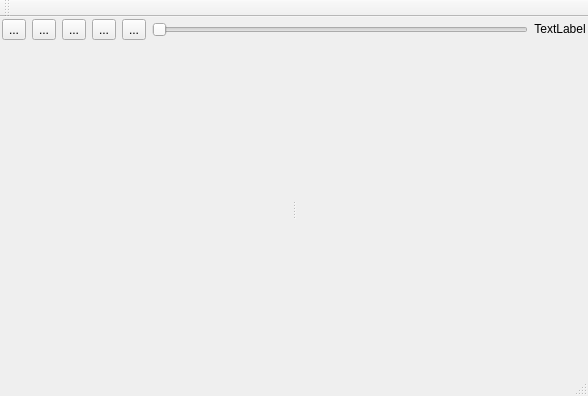
This is qt/QMous/MainWindow.ui in bsdelf/mous as Qt 5 draws it before an edit. The edited form follows.
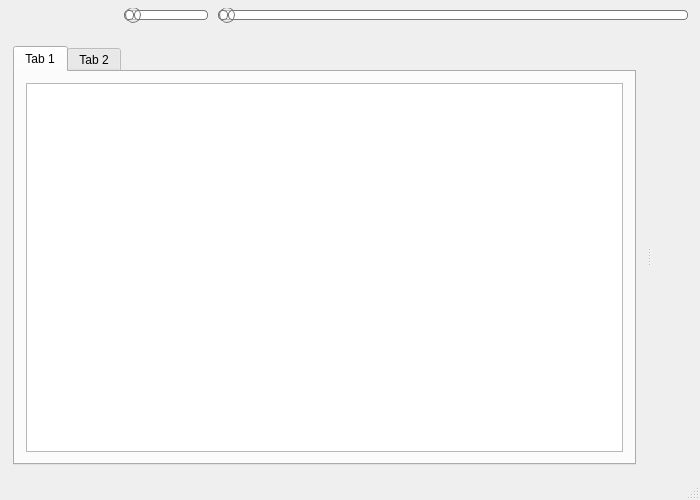
This is the edited form. Icons and pictures are not drawn.

The edit to the form file:
```diff
--- a/qt/QMous/MainWindow.ui
+++ b/qt/QMous/MainWindow.ui
@@ -6,8 +6,8 @@
    <rect>
     <x>0</x>
     <y>0</y>
-    <width>588</width>
-    <height>396</height>
+    <width>700</width>
+    <height>500</height>
    </rect>
   </property>
   <property name="windowTitle">
@@ -20,67 +20,294 @@
     </property>
     <item>
      <layout class="QHBoxLayout" name="horizontalLayout">
+      <property name="spacing">
+       <number>0</number>
+      </property>
       <property name="sizeConstraint">
        <enum>QLayout::SetDefaultConstraint</enum>
       </property>
       <item>
        <widget class="QToolButton" name="toolButton">
         <property name="text">
-         <string>...</string>
+         <string/>
         </property>
+        <property name="icon">
+         <iconset resource="allres.qrc">
+          <normaloff>:/img/resource/play.png</normaloff>:/img/resource/play.png</iconset>
+        </property>
+        <property name="iconSize">
+         <size>
+          <width>20</width>
+          <height>20</height>
+         </size>
+        </property>
+        <property name="popupMode">
+         <enum>QToolButton::DelayedPopup</enum>
+        </property>
+        <property name="autoRaise">
+         <bool>true</bool>
+        </property>
+        <property name="arrowType">
+         <enum>Qt::NoArrow</enum>
+        </property>
        </widget>
       </item>
       <item>
-       <widget class="QToolButton" name="toolButton_2">
+       <widget class="QToolButton" name="btnStop">
+        <property name="enabled">
+         <bool>true</bool>
+        </property>
         <property name="text">
-         <string>...</string>
+         <string/>
         </property>
+        <property name="icon">
+         <iconset resource="allres.qrc">
+          <normaloff>:/img/resource/stop.png</normaloff>:/img/resource/stop.png</iconset>
+        </property>
+        <property name="iconSize">
+         <size>
+          <width>20</width>
+          <height>20</height>
+         </size>
+        </property>
+        <property name="autoRaise">
+         <bool>true</bool>
+        </property>
        </widget>
       </item>
       <item>
        <widget class="QToolButton" name="toolButton_3">
         <property name="text">
-         <string>...</string>
+         <string/>
         </property>
+        <property name="icon">
+         <iconset resource="allres.qrc">
+          <normaloff>:/img/resource/previous.png</normaloff>:/img/resource/previous.png</iconset>
+        </property>
+        <property name="iconSize">
+         <size>
+          <width>20</width>
+          <height>20</height>
+         </size>
+        </property>
+        <property name="autoRaise">
+         <bool>true</bool>
+        </property>
        </widget>
       </item>
       <item>
        <widget class="QToolButton" name="toolButton_4">
         <property name="text">
-         <string>...</string>
+         <string/>
         </property>
+        <property name="icon">
+         <iconset resource="allres.qrc">
+          <normaloff>:/img/resource/next.png</normaloff>:/img/resource/next.png</iconset>
+        </property>
+        <property name="iconSize">
+         <size>
+          <width>20</width>
+          <height>20</height>
+         </size>
+        </property>
+        <property name="autoRaise">
+         <bool>true</bool>
+        </property>
        </widget>
       </item>
       <item>
-       <widget class="QToolButton" name="toolButton_5">
-        <property name="text">
-         <string>...</string>
+       <spacer name="horizontalSpacer">
+        <property name="orientation">
+         <enum>Qt::Horizontal</enum>
         </property>
-       </widget>
+        <property name="sizeType">
+         <enum>QSizePolicy::Fixed</enum>
+        </property>
+        <property name="sizeHint" stdset="0">
+         <size>
+          <width>10</width>
+          <height>0</height>
+         </size>
+        </property>
+       </spacer>
       </item>
       <item>
        <widget class="QSlider" name="horizontalSlider">
-        <property name="orientation">
-         <enum>Qt::Horizontal</enum>
-        </property>
-       </widget>
-      </item>
-      <item>
-       <widget class="QLabel" name="label">
         <property name="sizePolicy">
-         <sizepolicy hsizetype="Preferred" vsizetype="Fixed">
+         <sizepolicy hsizetype="Fixed" vsizetype="Fixed">
           <horstretch>0</horstretch>
           <verstretch>0</verstretch>
          </sizepolicy>
         </property>
-        <property name="text">
-         <string>TextLabel</string>
+        <property name="styleSheet">
+         <string notr="true">QSlider::groove:horizontal {
+border: 1px solid #bbb;
+background: white;
+height: 8px;
+border-radius: 4px;
+}
+
+QSlider::sub-page:horizontal {
+background: qlineargradient(x1: 0, y1: 0,    x2: 0, y2: 1,
+    stop: 0 #87CEEB, stop: 1 #4682B4);
+background: qlineargradient(x1: 0, y1: 0.2, x2: 1, y2: 1,
+    stop: 0 #87CEEB, stop: 1 #4682B4);
+border: 1px solid #777;
+height: 8px;
+border-radius: 4px;
+}
+
+QSlider::add-page:horizontal {
+background: #fff;
+border: 1px solid #777;
+height: 8px;
+border-radius: 4px;
+}
+
+QSlider::handle:horizontal {
+background: qlineargradient(x1:0, y1:0, x2:1, y2:1,
+    stop:0 #eee, stop:1 #ccc);
+border: 1px solid #777;
+width: 14px;
+
+margin-top: -4px;
+margin-bottom: -4px;
+border-radius: 8px;
+}
+
+QSlider::handle:horizontal:hover {
+background: qlineargradient(x1:0, y1:0, x2:1, y2:1,
+    stop:0 #fff, stop:1 #ddd);
+border: 1px solid #444;
+}
+
+QSlider::sub-page:horizontal:disabled {
+background: #bbb;
+border-color: #999;
+}
+
+QSlider::add-page:horizontal:disabled {
+background: #eee;
+border-color: #999;
+}
+
+QSlider::handle:horizontal:disabled {
+background: #eee;
+border: 1px solid #aaa;
+}
+</string>
         </property>
-        <property name="alignment">
-         <set>Qt::AlignCenter</set>
+        <property name="orientation">
+         <enum>Qt::Horizontal</enum>
         </property>
        </widget>
       </item>
+      <item>
+       <spacer name="horizontalSpacer_2">
+        <property name="orientation">
+         <enum>Qt::Horizontal</enum>
+        </property>
+        <property name="sizeType">
+         <enum>QSizePolicy::Fixed</enum>
+        </property>
+        <property name="sizeHint" stdset="0">
+         <size>
+          <width>10</width>
+          <height>0</height>
+         </size>
+        </property>
+       </spacer>
+      </item>
+      <item>
+       <widget class="QSlider" name="sliderPlaying">
+        <property name="styleSheet">
+         <string notr="true">QSlider::groove:horizontal {
+border: 1px solid #bbb;
+background: white;
+height: 8px;
+border-radius: 4px;
+}
+
+QSlider::sub-page:horizontal {
+background: qlineargradient(x1: 0, y1: 0,    x2: 0, y2: 1,
+    stop: 0 #87CEEB, stop: 1 #4682B4);
+background: qlineargradient(x1: 0, y1: 0.2, x2: 1, y2: 1,
+    stop: 0 #87CEEB, stop: 1 #4682B4);
+border: 1px solid #777;
+height: 8px;
+border-radius: 4px;
+}
+
+QSlider::add-page:horizontal {
+background: #fff;
+border: 1px solid #777;
+height: 8px;
+border-radius: 4px;
+}
+
+QSlider::handle:horizontal {
+background: qlineargradient(x1:0, y1:0, x2:1, y2:1,
+    stop:0 #eee, stop:1 #ccc);
+border: 1px solid #777;
+width: 14px;
+
+margin-top: -4px;
+margin-bottom: -4px;
+border-radius: 8px;
+}
+
+QSlider::handle:horizontal:hover {
+background: qlineargradient(x1:0, y1:0, x2:1, y2:1,
+    stop:0 #fff, stop:1 #ddd);
+border: 1px solid #444;
+}
+
+QSlider::sub-page:horizontal:disabled {
+background: #bbb;
+border-color: #999;
+}
+
+QSlider::add-page:horizontal:disabled {
+background: #eee;
+border-color: #999;
+}
+
+QSlider::handle:horizontal:disabled {
+background: #eee;
+border: 1px solid #aaa;
+}
+</string>
+        </property>
+        <property name="maximum">
+         <number>999</number>
+        </property>
+        <property name="orientation">
+         <enum>Qt::Horizontal</enum>
+        </property>
+        <property name="invertedAppearance">
+         <bool>false</bool>
+        </property>
+        <property name="invertedControls">
+         <bool>false</bool>
+        </property>
+       </widget>
+      </item>
+      <item>
+       <spacer name="horizontalSpacer_3">
+        <property name="orientation">
+         <enum>Qt::Horizontal</enum>
+        </property>
+        <property name="sizeType">
+         <enum>QSizePolicy::Fixed</enum>
+        </property>
+        <property name="sizeHint" stdset="0">
+         <size>
+          <width>10</width>
+          <height>0</height>
+         </size>
+        </property>
+       </spacer>
+      </item>
      </layout>
     </item>
     <item>
@@ -96,49 +323,69 @@
       </property>
       <widget class="QWidget" name="verticalLayoutWidget_2">
        <layout class="QVBoxLayout" name="layoutInfo">
+        <property name="spacing">
+         <number>-1</number>
+        </property>
         <item>
-         <widget class="QStackedWidget" name="widgetInfo">
+         <widget class="QTabWidget" name="widgetInfo">
           <property name="sizePolicy">
-           <sizepolicy hsizetype="Expanding" vsizetype="Expanding">
+           <sizepolicy hsizetype="Preferred" vsizetype="Expanding">
             <horstretch>0</horstretch>
             <verstretch>0</verstretch>
            </sizepolicy>
           </property>
-          <widget class="QWidget" name="page_3"/>
-          <widget class="QWidget" name="page_4"/>
+          <property name="tabShape">
+           <enum>QTabWidget::Rounded</enum>
+          </property>
+          <property name="elideMode">
+           <enum>Qt::ElideNone</enum>
+          </property>
+          <property name="documentMode">
+           <bool>false</bool>
+          </property>
+          <property name="movable">
+           <bool>true</bool>
+          </property>
+          <widget class="QWidget" name="tab">
+           <attribute name="title">
+            <string>Tab 1</string>
+           </attribute>
+           <layout class="QVBoxLayout" name="verticalLayout">
+            <item>
+             <widget class="QTreeView" name="treeView">
+              <property name="alternatingRowColors">
+               <bool>true</bool>
+              </property>
+              <attribute name="headerCascadingSectionResizes">
+               <bool>false</bool>
+              </attribute>
+              <attribute name="headerHighlightSections">
+               <bool>false</bool>
+              </attribute>
+              <attribute name="headerShowSortIndicator" stdset="0">
+               <bool>true</bool>
+              </attribute>
+             </widget>
+            </item>
+           </layout>
+          </widget>
+          <widget class="QWidget" name="tab_2">
+           <attribute name="title">
+            <string>Tab 2</string>
+           </attribute>
+          </widget>
          </widget>
         </item>
        </layout>
       </widget>
       <widget class="QWidget" name="verticalLayoutWidget">
-       <layout class="QVBoxLayout" name="layoutPlayList">
-        <item>
-         <widget class="QStackedWidget" name="widgetPlayList">
-          <property name="sizePolicy">
-           <sizepolicy hsizetype="Expanding" vsizetype="Expanding">
-            <horstretch>0</horstretch>
-            <verstretch>0</verstretch>
-           </sizepolicy>
-          </property>
-          <widget class="QWidget" name="page"/>
-          <widget class="QWidget" name="page_2"/>
-         </widget>
-        </item>
-       </layout>
+       <layout class="QVBoxLayout" name="layoutPlayList"/>
       </widget>
      </widget>
     </item>
    </layout>
   </widget>
-  <widget class="QToolBar" name="mainToolBar">
-   <attribute name="toolBarArea">
-    <enum>TopToolBarArea</enum>
-   </attribute>
-   <attribute name="toolBarBreak">
-    <bool>false</bool>
-   </attribute>
-  </widget>
-  <widget class="QStatusBar" name="statusBar"/>
+  <widget class="QStatusBar" name="barStatus"/>
  </widget>
  <layoutdefault spacing="6" margin="11"/>
  <resources/>
```
Left out of the diff: 10 changed lines with no effect on the pictures.
